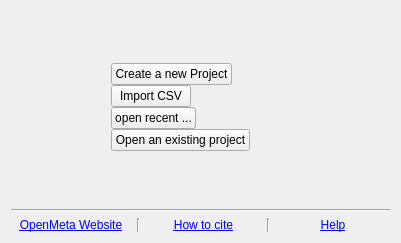
bwallace/OpenMeta-analyst-, file src/forms/welcome_page.ui: the form before one commit.
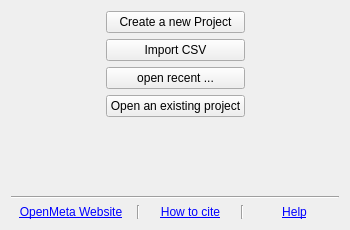
The form after the commit. Icons and pictures are not drawn.

Commit message: made wizard pages a good size fix for issue # 232

Patch:
```diff
--- a/src/forms/welcome_page.ui
+++ b/src/forms/welcome_page.ui
@@ -6,10 +6,28 @@
    <rect>
     <x>0</x>
     <y>0</y>
-    <width>401</width>
-    <height>243</height>
+    <width>350</width>
+    <height>230</height>
    </rect>
   </property>
+  <property name="sizePolicy">
+   <sizepolicy hsizetype="Fixed" vsizetype="Fixed">
+    <horstretch>0</horstretch>
+    <verstretch>0</verstretch>
+   </sizepolicy>
+  </property>
+  <property name="minimumSize">
+   <size>
+    <width>350</width>
+    <height>230</height>
+   </size>
+  </property>
+  <property name="maximumSize">
+   <size>
+    <width>350</width>
+    <height>230</height>
+   </size>
+  </property>
   <property name="windowTitle">
    <string>WizardPage</string>
   </property>
@@ -18,22 +36,9 @@
   </property>
   <layout class="QVBoxLayout" name="verticalLayout_2">
    <item>
-    <spacer name="verticalSpacer">
-     <property name="orientation">
-      <enum>Qt::Vertical</enum>
-     </property>
-     <property name="sizeHint" stdset="0">
-      <size>
-       <width>20</width>
-       <height>9</height>
-      </size>
-     </property>
-    </spacer>
-   </item>
-   <item>
-    <layout class="QHBoxLayout" name="horizontalLayout_6">
+    <layout class="QHBoxLayout" name="horizontalLayout">
      <item>
-      <spacer name="horizontalSpacer">
+      <spacer name="horizontalSpacer_5">
        <property name="orientation">
         <enum>Qt::Horizontal</enum>
        </property>
@@ -47,137 +52,54 @@
      </item>
      <item>
       <layout class="QVBoxLayout" name="verticalLayout">
-       <property name="spacing">
-        <number>0</number>
-       </property>
        <item>
-        <layout class="QHBoxLayout" name="horizontalLayout">
-         <property name="spacing">
-          <number>0</number>
+        <widget class="QPushButton" name="create_new_btn">
+         <property name="text">
+          <string>Create a new Project</string>
          </property>
-         <item>
-          <widget class="QPushButton" name="create_new_btn">
-           <property name="text">
-            <string>Create a new Project</string>
-           </property>
-           <property name="icon">
-            <iconset resource="../../images/icons.qrc">
-             <normaloff>:/function_icon_set/function_icon_set/add_48.png</normaloff>:/function_icon_set/function_icon_set/add_48.png</iconset>
-           </property>
-          </widget>
-         </item>
-         <item>
-          <spacer name="horizontalSpacer_2">
-           <property name="orientation">
-            <enum>Qt::Horizontal</enum>
-           </property>
-           <property name="sizeHint" stdset="0">
-            <size>
-             <width>40</width>
-             <height>20</height>
-            </size>
-           </property>
-          </spacer>
-         </item>
-        </layout>
+         <property name="icon">
+          <iconset resource="../images/icons.qrc">
+           <normaloff>:/function_icon_set/function_icon_set/add_48.png</normaloff>:/function_icon_set/function_icon_set/add_48.png</iconset>
+         </property>
+        </widget>
        </item>
        <item>
-        <layout class="QHBoxLayout" name="horizontalLayout_3">
-         <property name="spacing">
-          <number>0</number>
+        <widget class="QPushButton" name="import_csv_btn">
+         <property name="text">
+          <string>Import CSV</string>
          </property>
-         <item>
-          <widget class="QPushButton" name="import_csv_btn">
-           <property name="text">
-            <string>Import CSV</string>
-           </property>
-           <property name="icon">
-            <iconset resource="../../images/icons.qrc">
-             <normaloff>:/function_icon_set/function_icon_set/box_download_48.png</normaloff>:/function_icon_set/function_icon_set/box_download_48.png</iconset>
-           </property>
-          </widget>
-         </item>
-         <item>
-          <spacer name="horizontalSpacer_3">
-           <property name="orientation">
-            <enum>Qt::Horizontal</enum>
-           </property>
-           <property name="sizeHint" stdset="0">
-            <size>
-             <width>40</width>
-             <height>20</height>
-            </size>
-           </property>
-          </spacer>
-         </item>
-        </layout>
+         <property name="icon">
+          <iconset resource="../images/icons.qrc">
+           <normaloff>:/function_icon_set/function_icon_set/box_download_48.png</normaloff>:/function_icon_set/function_icon_set/box_download_48.png</iconset>
+         </property>
+        </widget>
        </item>
        <item>
-        <layout class="QHBoxLayout" name="horizontalLayout_4">
-         <property name="spacing">
-          <number>0</number>
+        <widget class="QPushButton" name="open_recent_btn">
+         <property name="text">
+          <string>open recent ...</string>
          </property>
-         <item>
-          <widget class="QPushButton" name="open_recent_btn">
-           <property name="text">
-            <string>open recent ...</string>
-           </property>
-           <property name="icon">
-            <iconset resource="../../images/icons.qrc">
-             <normaloff>:/function_icon_set/function_icon_set/folder_48.png</normaloff>:/function_icon_set/function_icon_set/folder_48.png</iconset>
-           </property>
-          </widget>
-         </item>
-         <item>
-          <spacer name="horizontalSpacer_4">
-           <property name="orientation">
-            <enum>Qt::Horizontal</enum>
-           </property>
-           <property name="sizeHint" stdset="0">
-            <size>
-             <width>40</width>
-             <height>20</height>
-            </size>
-           </property>
-          </spacer>
-         </item>
-        </layout>
+         <property name="icon">
+          <iconset resource="../images/icons.qrc">
+           <normaloff>:/function_icon_set/function_icon_set/folder_48.png</normaloff>:/function_icon_set/function_icon_set/folder_48.png</iconset>
+         </property>
+        </widget>
        </item>
        <item>
-        <layout class="QHBoxLayout" name="horizontalLayout_5">
-         <property name="spacing">
-          <number>0</number>
+        <widget class="QPushButton" name="open_btn">
+         <property name="text">
+          <string>Open an existing project</string>
          </property>
-         <item>
-          <widget class="QPushButton" name="open_btn">
-           <property name="text">
-            <string>Open an existing project</string>
-           </property>
-           <property name="icon">
-            <iconset resource="../../images/icons.qrc">
-             <normaloff>:/function_icon_set/function_icon_set/folder_48.png</normaloff>:/function_icon_set/function_icon_set/folder_48.png</iconset>
-           </property>
-          </widget>
-         </item>
-         <item>
-          <spacer name="horizontalSpacer_5">
-           <property name="orientation">
-            <enum>Qt::Horizontal</enum>
-           </property>
-           <property name="sizeHint" stdset="0">
-            <size>
-             <width>40</width>
-             <height>20</height>
-            </size>
-           </property>
-          </spacer>
-         </item>
-        </layout>
+         <property name="icon">
+          <iconset resource="../images/icons.qrc">
+           <normaloff>:/function_icon_set/function_icon_set/folder_48.png</normaloff>:/function_icon_set/function_icon_set/folder_48.png</iconset>
+         </property>
+        </widget>
        </item>
       </layout>
      </item>
      <item>
-      <spacer name="horizontalSpacer_6">
+      <spacer name="horizontalSpacer_2">
        <property name="orientation">
         <enum>Qt::Horizontal</enum>
        </property>
```
Left out of the diff: 5 changed lines with no effect on the pictures. The commit also changes 10 other files.
